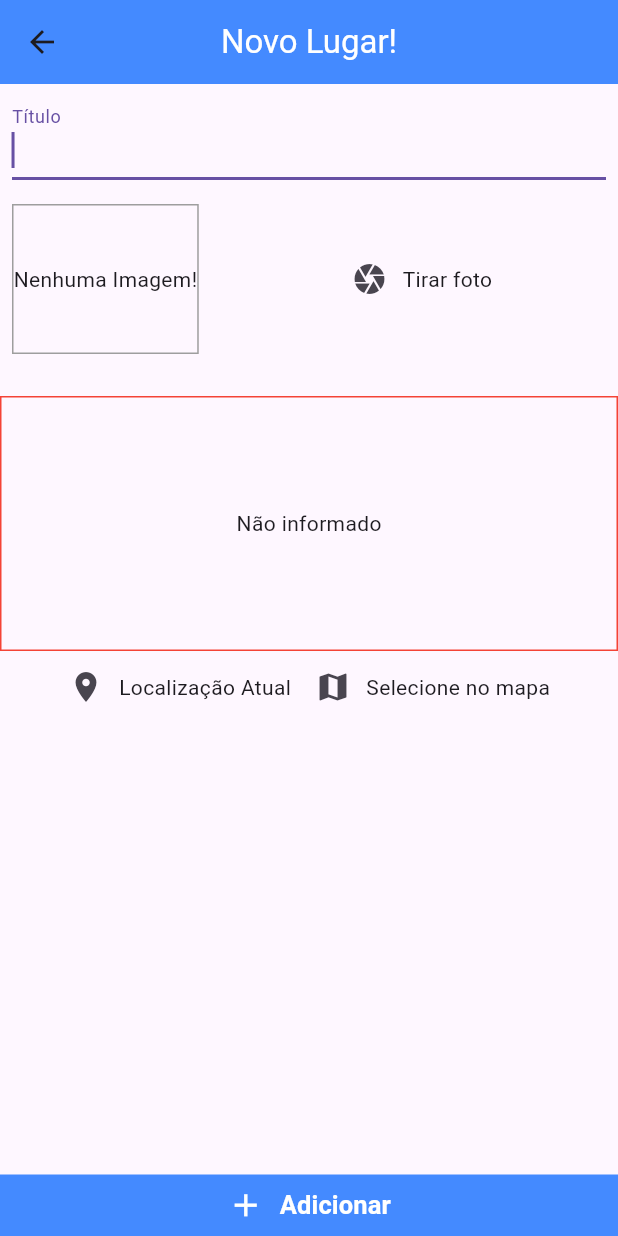
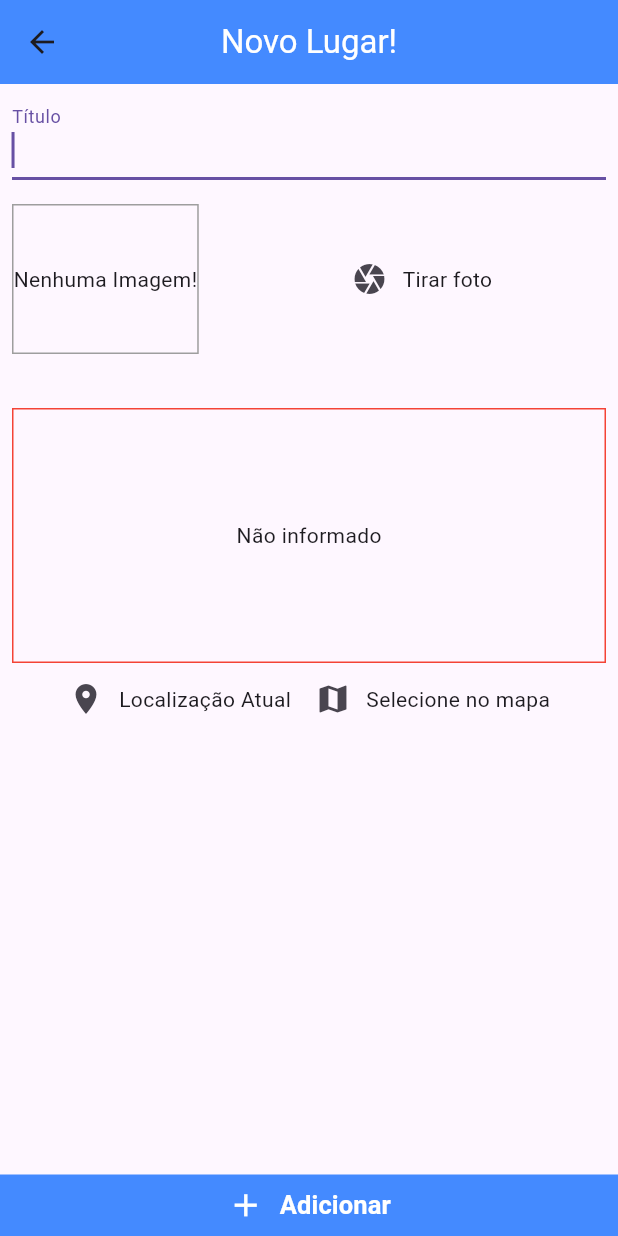
Before and after one commit to gabrielnavas/flutter_app_great_places, a Flutter app: the PlaceFormScreen screen opened by its route, on a phone screen of 412 x 824 dp. Run offline on Flutter 3.47's test engine with Material 3 defaults, Android fonts, the phone set to English and light mode, and no system bars; our stand-ins replace image_picker, sqflite; accounts and stored records are empty.

Commit message:
add padding

```diff
--- a/lib/screens/place_form_screen.dart
+++ b/lib/screens/place_form_screen.dart
@@ -83,7 +83,10 @@ class _PlaceFormScreenState extends State<PlaceFormScreen> {
           const SizedBox(
             height: 20,
           ),
-          const LocationInput(),
+          const Padding(
+            padding: EdgeInsets.all(8.0),
+            child: LocationInput(),
+          ),
           const Spacer(),
           TextButton(
             style: TextButton.styleFrom(
```
